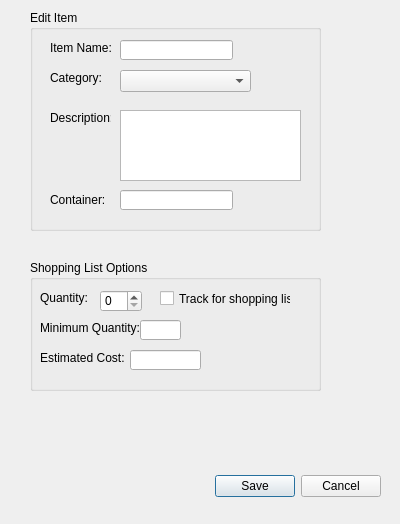
This is StuffFinder/StuffFinder/Additemdialog.ui in toddn1704/code-musketeers as Qt 5 draws it before an edit. The edited form follows.
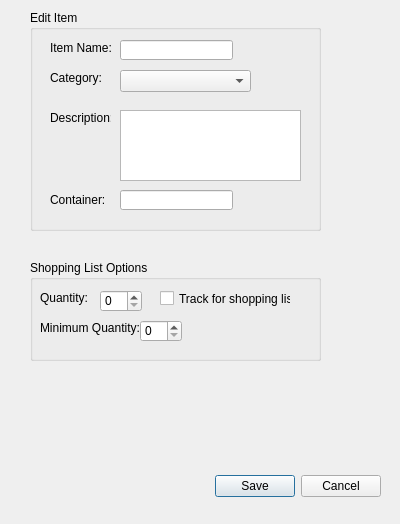
This is the edited form.

Commit message: Updated add item dialog box.

Patch:
```diff
--- a/StuffFinder/StuffFinder/Additemdialog.ui
+++ b/StuffFinder/StuffFinder/Additemdialog.ui
@@ -152,7 +152,7 @@
      <x>30</x>
      <y>260</y>
      <width>291</width>
-     <height>131</height>
+     <height>101</height>
     </rect>
    </property>
    <property name="title">
@@ -203,39 +203,6 @@
      <set>Qt::LinksAccessibleByMouse</set>
     </property>
    </widget>
-   <widget class="QLineEdit" name="Min_quant">
-    <property name="geometry">
-     <rect>
-      <x>110</x>
-      <y>60</y>
-      <width>41</width>
-      <height>20</height>
-     </rect>
-    </property>
-   </widget>
-   <widget class="QLabel" name="label_7">
-    <property name="geometry">
-     <rect>
-      <x>10</x>
-      <y>90</y>
-      <width>91</width>
-      <height>16</height>
-     </rect>
-    </property>
-    <property name="text">
-     <string>Estimated Cost:</string>
-    </property>
-   </widget>
-   <widget class="QLineEdit" name="Item_cost">
-    <property name="geometry">
-     <rect>
-      <x>100</x>
-      <y>90</y>
-      <width>71</width>
-      <height>20</height>
-     </rect>
-    </property>
-   </widget>
    <widget class="QSpinBox" name="Item_quant">
     <property name="geometry">
      <rect>
@@ -246,6 +213,16 @@
      </rect>
     </property>
    </widget>
+   <widget class="QSpinBox" name="min_quant">
+    <property name="geometry">
+     <rect>
+      <x>110</x>
+      <y>60</y>
+      <width>42</width>
+      <height>22</height>
+     </rect>
+    </property>
+   </widget>
   </widget>
  </widget>
  <resources/>
```
The commit also changes 4 other files.
